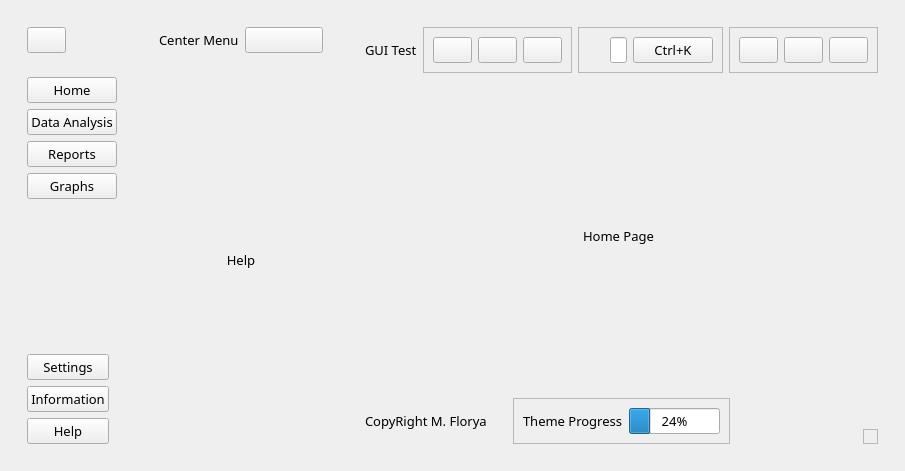
Qt form src/generated-files/ui/new_interface.ui (mflorya575/Example-GUI-PyQt6-Pyside) before a commit.
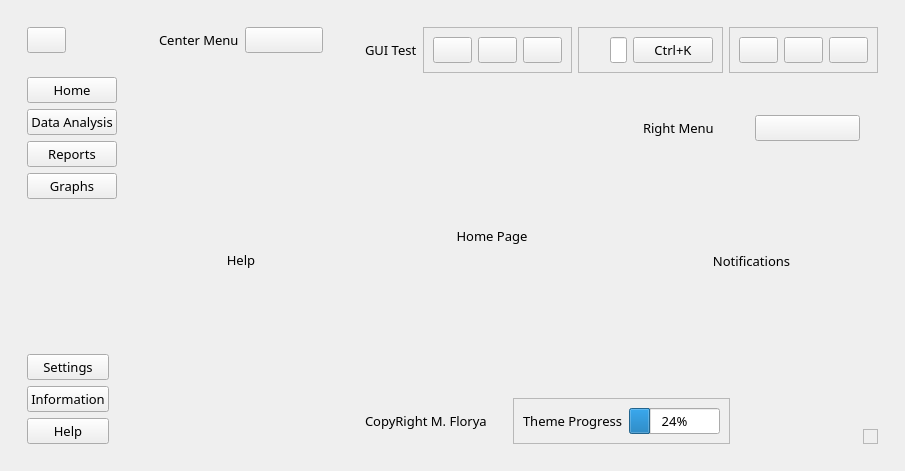
The same form after that commit. Icons and pictures are not drawn.

Commit message: create rightMenu

What changed in the file:
```diff
--- a/src/generated-files/ui/new_interface.ui
+++ b/src/generated-files/ui/new_interface.ui
@@ -529,7 +529,86 @@
            </widget>
           </item>
           <item>
-           <widget class="QWidget" name="rightMenu" native="true"/>
+           <widget class="QWidget" name="rightMenu" native="true">
+            <property name="minimumSize">
+             <size>
+              <width>200</width>
+              <height>0</height>
+             </size>
+            </property>
+            <layout class="QVBoxLayout" name="verticalLayout_16">
+             <item>
+              <widget class="QWidget" name="widget_6" native="true">
+               <layout class="QHBoxLayout" name="horizontalLayout_11">
+                <item>
+                 <widget class="QLabel" name="label_13">
+                  <property name="text">
+                   <string>Right Menu</string>
+                  </property>
+                 </widget>
+                </item>
+                <item>
+                 <widget class="QPushButton" name="pushButton_4">
+                  <property name="text">
+                   <string/>
+                  </property>
+                  <property name="icon">
+                   <iconset>
+                    <normaloff>../../../../../Custom_Widgets/main/Qss/icons/fefefe/feather/x-circle.png</normaloff>../../../../../Custom_Widgets/main/Qss/icons/fefefe/feather/x-circle.png</iconset>
+                  </property>
+                 </widget>
+                </item>
+               </layout>
+              </widget>
+             </item>
+             <item>
+              <widget class="QStackedWidget" name="stackedWidget_3">
+               <widget class="QWidget" name="notificationsPage">
+                <layout class="QVBoxLayout" name="verticalLayout_17">
+                 <item>
+                  <widget class="QLabel" name="label_14">
+                   <property name="text">
+                    <string>Notifications</string>
+                   </property>
+                   <property name="alignment">
+                    <set>Qt::AlignCenter</set>
+                   </property>
+                  </widget>
+                 </item>
+                </layout>
+               </widget>
+               <widget class="QWidget" name="morePage">
+                <layout class="QVBoxLayout" name="verticalLayout_18">
+                 <item>
+                  <widget class="QLabel" name="label_15">
+                   <property name="text">
+                    <string>More</string>
+                   </property>
+                   <property name="alignment">
+                    <set>Qt::AlignCenter</set>
+                   </property>
+                  </widget>
+                 </item>
+                </layout>
+               </widget>
+               <widget class="QWidget" name="profilePage">
+                <layout class="QVBoxLayout" name="verticalLayout_19">
+                 <item>
+                  <widget class="QLabel" name="label_16">
+                   <property name="text">
+                    <string>Profile</string>
+                   </property>
+                   <property name="alignment">
+                    <set>Qt::AlignCenter</set>
+                   </property>
+                  </widget>
+                 </item>
+                </layout>
+               </widget>
+              </widget>
+             </item>
+            </layout>
+           </widget>
           </item>
          </layout>
         </widget>
```
